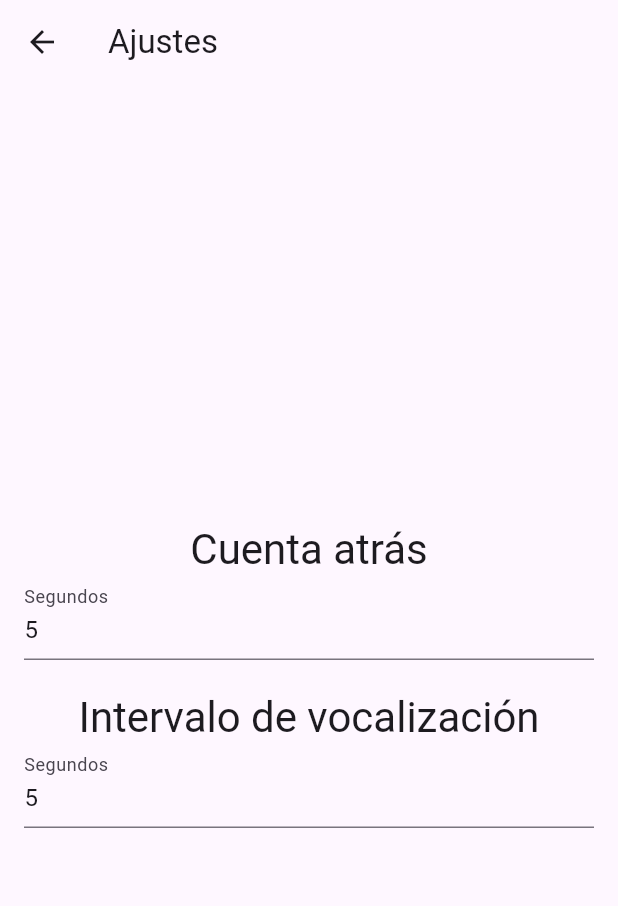
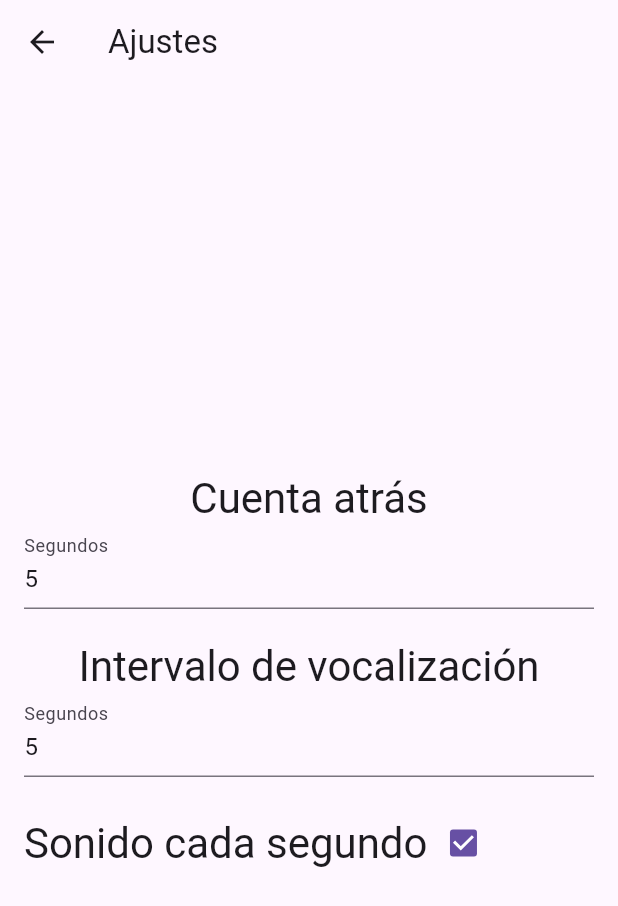
Before and after one commit to AlvaroFerGar/monkimeter, a Flutter app: the screen it shows after launch, after a tap on "Ajustes", on a phone screen of 412 x 824 dp. Shown: the top 906 px of the screen. Run offline on Flutter 3.47's test engine with Material 3 defaults, Android fonts, the phone set to English and light mode, and no system bars; our stand-ins replace audioplayers, flutter_tts, shared_preferences, sqflite; accounts and stored records are empty.

Commit message:
Checkbox para des/activar el sonido cada segundo

```diff
--- a/lib/globals.dart
+++ b/lib/globals.dart
@@ -2,3 +2,4 @@ library my_prj.globals;
 
 int countdownStartValue = 5;
 int speakInterval = 5;
+bool soundEnabled = true;
--- a/lib/metromono_page.dart
+++ b/lib/metromono_page.dart
@@ -54,7 +54,9 @@ class _MetromonoPageState extends State<MetromonoPage> {
         }
         else
         {
-          _playAudio('audio/water.mp3'); // Reproduce el sonido de beep cada segundo
+          if(soundEnabled) {
+            _playAudio('audio/water.mp3'); // Reproduce el sonido de beep cada segundo
+          }
         }
       });
     });
--- a/lib/settings_page.dart
+++ b/lib/settings_page.dart
@@ -22,6 +22,7 @@ class _AjustesPageState extends State<AjustesPage> {
     setState(() {
       countdownStartValue = prefs.getInt('countdownStartValue') ?? 5;
       speakInterval = prefs.getInt('speakInterval') ?? 5;
+      soundEnabled = prefs.getBool('soundEnabled') ?? true;
       _countdownController.text = countdownStartValue.toString();
       _speakintervalController.text = speakInterval.toString();
     });
@@ -31,6 +32,7 @@ class _AjustesPageState extends State<AjustesPage> {
     SharedPreferences prefs = await SharedPreferences.getInstance();
     prefs.setInt('countdownStartValue', countdownStartValue);
     prefs.setInt('speakInterval', speakInterval);
+    prefs.setBool('soundEnabled', soundEnabled);
   }
 
   @override
@@ -80,6 +82,24 @@ class _AjustesPageState extends State<AjustesPage> {
                 });
               },
             ),
+            SizedBox(height: 20),
+              Row(
+                children: [
+                  Text(
+                    'Sonido cada segundo',
+                    style: Theme.of(context).textTheme.headlineMedium,
+                  ),
+                  Checkbox(
+                    value: soundEnabled,
+                    onChanged: (value) {
+                      setState(() {
+                        soundEnabled = value ?? true;
+                        _saveSettings();
+                        });
+                  },
+                ),
+              ],
+            ),
           ],
         ),
       ),
```
